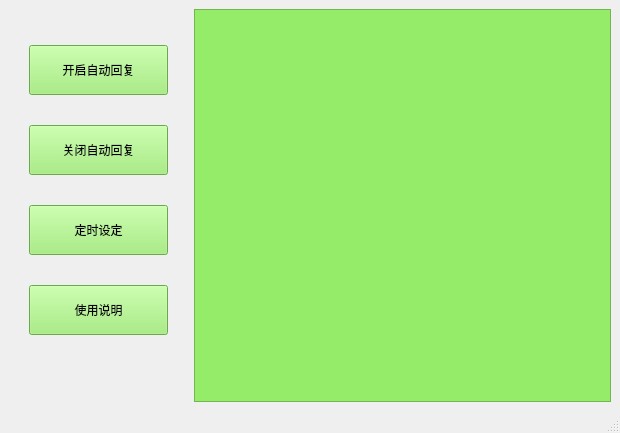
The window that hello_world/talk_robot/gui/gui.ui (WatsonJay/python_test) describes before a commit, drawn with Qt 5.
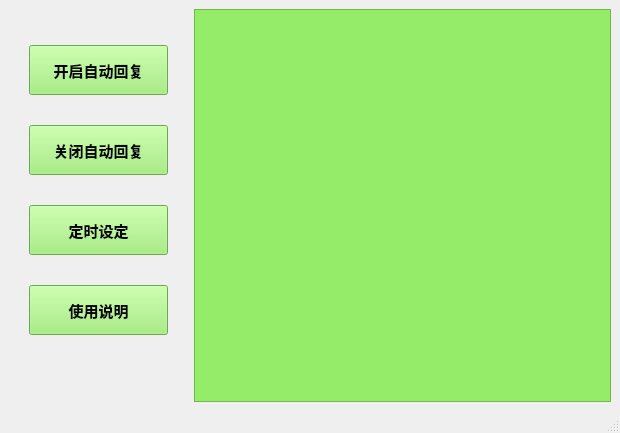
The same window after the commit.

```diff
--- a/hello_world/talk_robot/gui/gui.ui
+++ b/hello_world/talk_robot/gui/gui.ui
@@ -46,6 +46,14 @@
           <height>50</height>
          </size>
         </property>
+        <property name="font">
+         <font>
+          <family>微软雅黑</family>
+          <pointsize>11</pointsize>
+          <weight>75</weight>
+          <bold>true</bold>
+         </font>
+        </property>
         <property name="styleSheet">
          <string notr="true">background-color:rgb(149,236,105);</string>
         </property>
@@ -62,6 +70,14 @@
           <height>50</height>
          </size>
         </property>
+        <property name="font">
+         <font>
+          <family>微软雅黑</family>
+          <pointsize>11</pointsize>
+          <weight>75</weight>
+          <bold>true</bold>
+         </font>
+        </property>
         <property name="styleSheet">
          <string notr="true">background-color:rgb(149,236,105);</string>
         </property>
@@ -78,6 +94,14 @@
           <height>50</height>
          </size>
         </property>
+        <property name="font">
+         <font>
+          <family>微软雅黑</family>
+          <pointsize>11</pointsize>
+          <weight>75</weight>
+          <bold>true</bold>
+         </font>
+        </property>
         <property name="styleSheet">
          <string notr="true">background-color:rgb(149,236,105);</string>
         </property>
@@ -94,6 +118,14 @@
           <height>50</height>
          </size>
         </property>
+        <property name="font">
+         <font>
+          <family>微软雅黑</family>
+          <pointsize>11</pointsize>
+          <weight>75</weight>
+          <bold>true</bold>
+         </font>
+        </property>
         <property name="styleSheet">
          <string notr="true">background-color:rgb(149,236,105);</string>
         </property>
```
Left out of the diff: 12 changed lines with no effect on the pictures.
